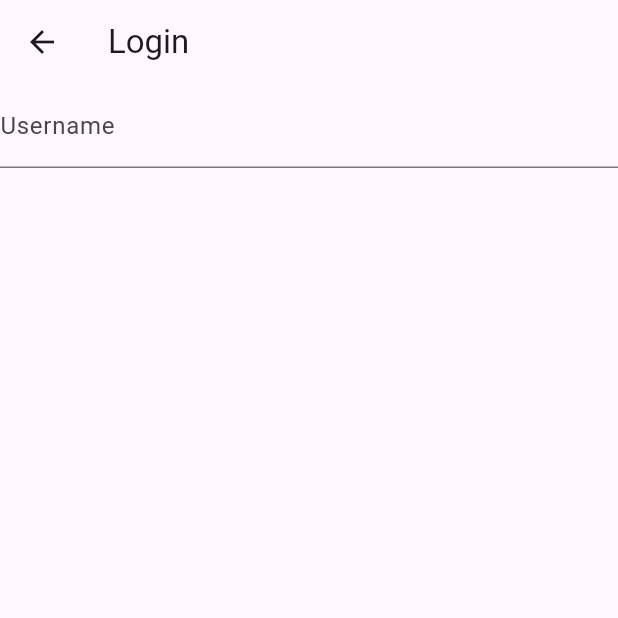
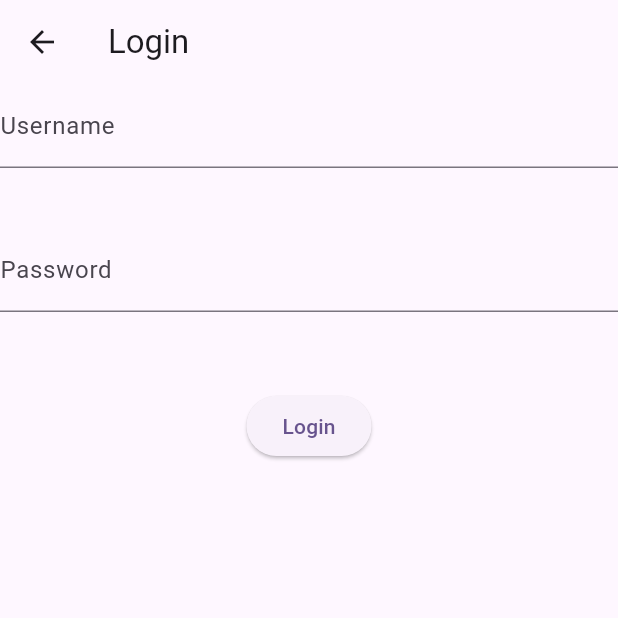
Before and after one commit to BrunoLeonardoRamosRibeiro/modular_project, a Flutter app: the LoginScreen screen opened directly, on a phone screen of 412 x 824 dp, the top half of it. Run offline on Flutter 3.47's test engine with Material 3 defaults, Android fonts, the phone set to English and light mode, and no system bars; our stand-ins replace connectivity_plus, dartz, dio, equatable, flutter_bloc, get_it and 4 more; accounts and stored records are empty; generated files the repository leaves out were written again.

Commit message:
Adds Login Button

```diff
--- a/features/auth/login/lib/presentation/login_screen.dart
+++ b/features/auth/login/lib/presentation/login_screen.dart
@@ -17,7 +17,7 @@ class _LoginScreenState extends State<LoginScreen> {
   final loginUsecase = getIt<LoginUseCase>();
   final TextEditingController usernameController = TextEditingController();
 
-  // final TextEditingController usernameController = TextEditingController();
+  final TextEditingController passwordController = TextEditingController();
 
   @override
   Widget build(BuildContext context) {
@@ -43,6 +43,31 @@ class _LoginScreenState extends State<LoginScreen> {
                           : null,
                     ),
                   ),
+                  const SizedBox(height: 8),
+                  TextField(
+                    controller: passwordController,
+                    onChanged: (value) {
+                      context.read<LoginBloc>().add(PasswordChanged(value));
+                    },
+                    decoration: InputDecoration(
+                      labelText: "Password",
+                      errorText: state is LoginInvalid
+                          ? state.passwordError
+                          : null,
+                    ),
+                  ),
+                  const SizedBox(height: 20),
+                  ElevatedButton(
+                    onPressed: () {
+                      context.read<LoginBloc>().add(
+                        LoginButtonPressed(
+                          usernameController.text,
+                          passwordController.text,
+                        ),
+                      );
+                    },
+                    child: Text("Login"),
+                  ),
                 ],
               ),
             );
```
